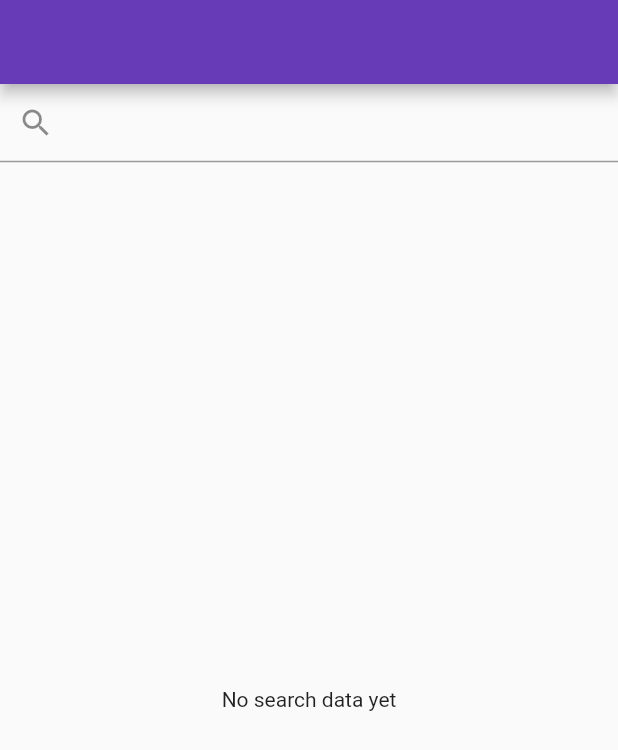
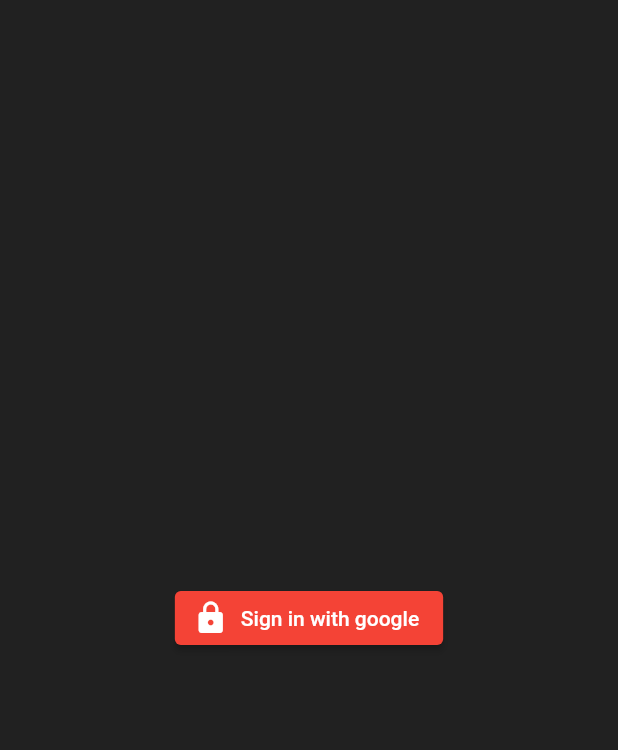
Before and after one commit to amazed11/flutter_beginner_examples, a Flutter app: the screen it shows after launch, on a phone screen of 412 x 824 dp. Shown: the top 750 px of the screen. Run offline on Flutter 3.47's test engine with Material 2 defaults, Android fonts, the light colour scheme and no system bars; our stand-ins replace firebase_auth, firebase_core, flutter_dotenv, fluttertoast, get, google_fonts and 1 more; accounts and stored records are empty.

Commit message:
google sign int

```diff
--- a/lib/main.dart
+++ b/lib/main.dart
@@ -1,3 +1,4 @@
+import 'package:firebase_core/firebase_core.dart';
 import 'package:flutter/material.dart';
 import 'package:flutter623calculator/screens/online_data/online_user_data_screen.dart';
 import 'package:flutter623calculator/screens/online_data/online_weather_data.dart';
@@ -9,8 +10,11 @@
 import 'screens/bottom_navigation/bottom_navigation.dart';
 import 'screens/online_data/online_covid_news_screen.dart';
 import 'screens/online_data/online_data_screen.dart';
+import 'screens/signinwithgoogle/signinwithgoogle_screen.dart';
 
 void main() async {
+  WidgetsFlutterBinding.ensureInitialized();
+  await Firebase.initializeApp();
   await dotenv.load(fileName: ".env");
   runApp(MyApp());
 }
@@ -36,7 +40,7 @@
         accentColor: Colors.deepPurpleAccent,
         fontFamily: GoogleFonts.roboto().fontFamily,
       ),
-      home: OnlineUser(),
+      home: GoogleSigninScreen(),
     );
   }
 }
--- /dev/null
+++ b/lib/screens/signinwithgoogle/signinwithgoogle_screen.dart
@@ -0,0 +1,36 @@
+import 'package:flutter/material.dart';
+import 'package:flutter623calculator/screens/signinwithgoogle/controllers/googlesignin_controller.dart';
+import 'package:get/get.dart';
+
+class GoogleSigninScreen extends StatelessWidget {
+  GoogleSigninScreen({Key? key}) : super(key: key);
+  final GoogleSignInController googleSignInController =
+      Get.put(GoogleSignInController());
+  @override
+  Widget build(BuildContext context) {
+    return Scaffold(
+      body: Container(
+        color: Colors.black87,
+        child: Column(
+          mainAxisAlignment: MainAxisAlignment.center,
+          children: [
+            Center(
+              child: Container(
+                child: ElevatedButton.icon(
+                  style: ElevatedButton.styleFrom(
+                    primary: Colors.red,
+                  ),
+                  onPressed: () {
+                    googleSignInController.login();
+                  },
+                  icon: Icon(Icons.lock),
+                  label: Text("Sign in with google"),
+                ),
+              ),
+            ),
+          ],
+        ),
+      ),
+    );
+  }
+}
--- a/pubspec.yaml
+++ b/pubspec.yaml
@@ -24,10 +24,13 @@
   flutter:
     sdk: flutter
   cupertino_icons: ^1.0.2
+  firebase_auth: ^2.0.0
+  firebase_core: ^1.3.0
   flutter_dotenv: ^5.0.0
   fluttertoast: ^8.0.7
   get: ^4.1.4
   google_fonts: ^2.1.0
+  google_sign_in: ^5.0.4
   http: ^0.13.3
   url_launcher: ^6.0.9
 
```
Also changed, not shown: lib/screens/signinwithgoogle/controllers/googlesignin_controller.dart (added, +57 -0 lines), lib/screens/signinwithgoogle/googlesignin_home_screen.dart (added, +33 -0 lines), pubspec.lock, 3 other files.
